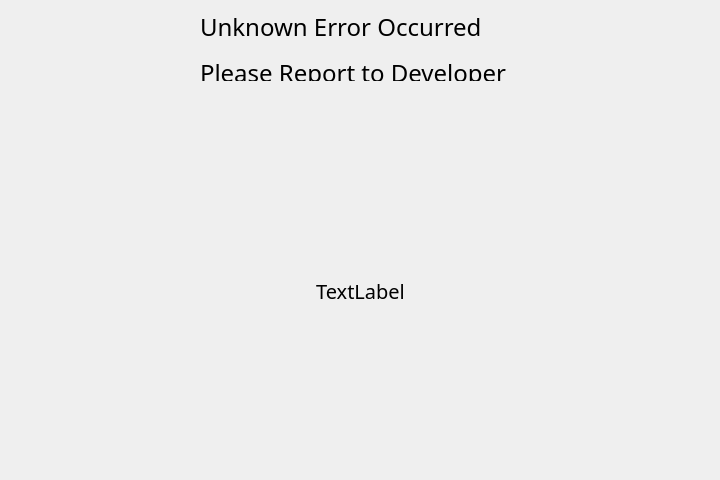
Above: Launcher Asset/Error_Window.ui from PixelGameMaker/PixelGame-Python before the change. Below: the same form after it.
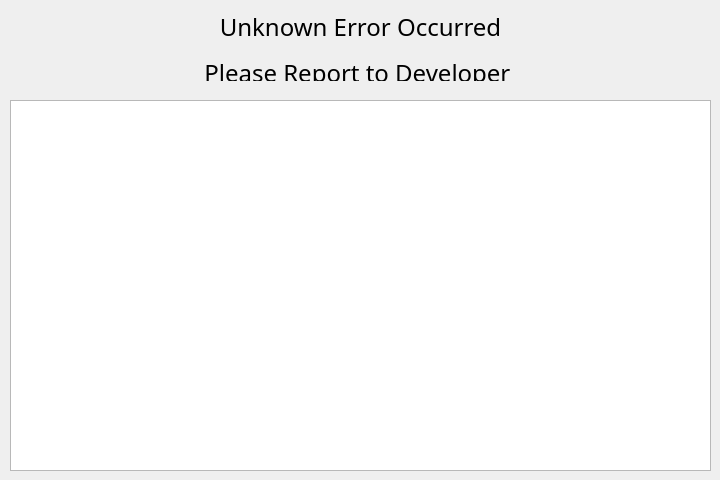
That is the form after the change. Icons and pictures are not drawn.

Commit message: fix and make text more flexable

What changed in the file:
```diff
--- a/Launcher Asset/Error_Window.ui
+++ b/Launcher Asset/Error_Window.ui
@@ -61,18 +61,22 @@
     <locale language="English" country="UnitedStates"/>
    </property>
    <property name="text">
-    <string>&lt;html&gt;&lt;head/&gt;&lt;body&gt;&lt;p&gt;Unknown Error Occurred&lt;/p&gt;&lt;p&gt;Please Report to
-     Developer&lt;/p&gt;&lt;/body&gt;&lt;/html&gt;
-    </string>
-   </property>
+          <string>&lt;html&gt;&lt;head/&gt;&lt;body&gt;&lt;p&gt;Unknown Error Occurred&lt;/p&gt;&lt;p&gt;Please Report
+              to
+              Developer&lt;/p&gt;&lt;/body&gt;&lt;/html&gt;
+          </string>
+      </property>
+      <property name="alignment">
+          <set>Qt::AlignCenter</set>
+      </property>
   </widget>
-  <widget class="QLabel" name="label_2">
+     <widget class="QTextBrowser" name="label_2">
    <property name="geometry">
     <rect>
      <x>10</x>
-     <y>110</y>
+                 <y>100</y>
      <width>701</width>
-     <height>361</height>
+                 <height>371</height>
     </rect>
    </property>
    <property name="font">
@@ -81,14 +85,8 @@
      <pointsize>15</pointsize>
     </font>
    </property>
-   <property name="text">
-    <string>TextLabel</string>
-   </property>
-   <property name="alignment">
-    <set>Qt::AlignCenter</set>
-   </property>
-   <property name="wordWrap">
-    <bool>true</bool>
+         <property name="markdown">
+             <string/>
    </property>
   </widget>
  </widget>
```
Lines whose indentation alone changed are shown as unchanged. The commit also changes 2 other files.
